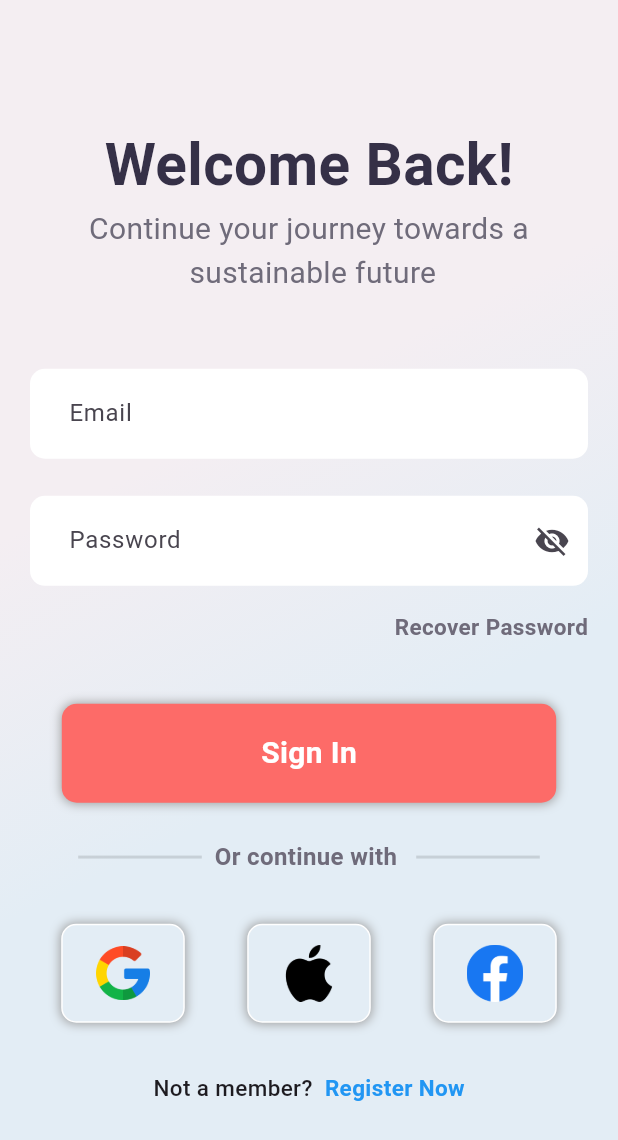
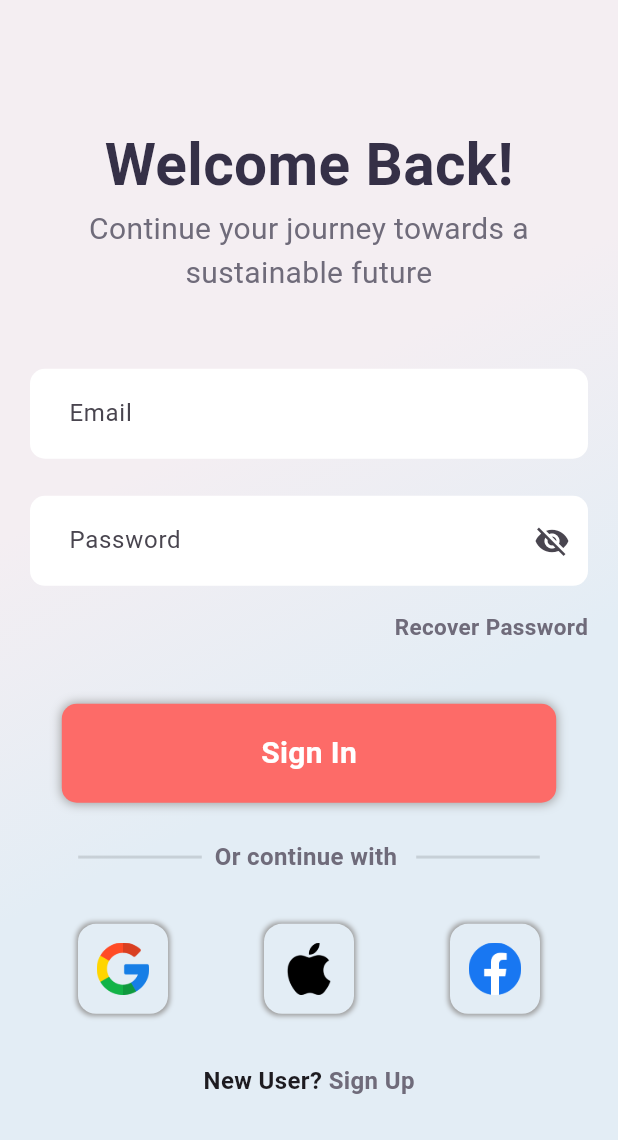
Before and after one commit to Adityasawant1/Avalon, a Flutter app: the SignInPage screen opened directly, on a phone screen of 412 x 824 dp. Shown: the top 1140 px of the screen. Run offline on Flutter 3.47's test engine with Material 3 defaults, Android fonts, the phone set to English and light mode, and no system bars; our stand-ins replace email_validator, firebase_auth, firebase_core, fluttertoast; accounts and stored records are empty.

Commit message:
Login page error message problem solvvd

```diff
--- a/lib/main.dart
+++ b/lib/main.dart
@@ -1,8 +1,6 @@
 import 'package:avalon/firebase_options.dart';
 import 'package:avalon/pages/authentification/auth_page.dart';
-import 'package:avalon/pages/loginpage/signup_page.dart';
-//import 'package:avalon/pages/authentification/auth_page.dart';
-//import 'package:avalon/pages/loginpage/verify_otp.dart';
+
 
 import 'package:flutter/material.dart';
 import 'package:firebase_core/firebase_core.dart';
@@ -25,7 +23,7 @@ class MyApp extends StatelessWidget {
       title: 'Avalon ',
       debugShowCheckedModeBanner: false,
       theme: ThemeData(),
-      home: const SignUpPage(),
+      home: const AuthPage(),
     );
   }
 }
--- a/lib/pages/loginpage/signin_page.dart
+++ b/lib/pages/loginpage/signin_page.dart
@@ -1,3 +1,4 @@
+import 'package:avalon/pages/home_page.dart';
 import 'package:avalon/pages/loginpage/forgot_pass.dart';
 import 'package:avalon/pages/loginpage/signup_page.dart';
 import 'package:avalon/theme/colors.dart';
@@ -14,13 +15,17 @@ class SignInPage extends StatefulWidget {
 }
 
 class _SignInPageState extends State<SignInPage> {
-  final _formkey = GlobalKey<FormState>();
+  final _formKey = GlobalKey<FormState>();
   final _emailController = TextEditingController();
   final _passwordController = TextEditingController();
   bool _isPasswordVisible = false;
   bool _isLoading = false;
 
   void signUserIn() async {
+    if (!_formKey.currentState!.validate()) {
+      return;
+    }
+
     setState(() {
       _isLoading = true;
     });
@@ -30,6 +35,7 @@ class _SignInPageState extends State<SignInPage> {
         email: _emailController.text,
         password: _passwordController.text,
       );
+
       Fluttertoast.showToast(
         msg: "Login successful",
         toastLength: Toast.LENGTH_SHORT,
@@ -38,74 +44,16 @@ class _SignInPageState extends State<SignInPage> {
         textColor: Colors.white,
         fontSize: 16.0,
       );
+
       // Navigate to home page after successful login
-      // Navigator.pushReplacement(context, MaterialPageRoute(builder: (context) => HomePage()));
+      Navigator.pushReplacement(
+        context,
+        MaterialPageRoute(builder: (context) => HomePage()),
+      );
     } on FirebaseAuthException catch (e) {
-      if (e.code == 'account-exists-with-different-credential') {
-        // The account already exists with a different credential
-        String email = e.email!;
-        AuthCredential pendingCredential = e.credential!;
-
-        // Fetch a list of what sign-in methods exist for the conflicting user
-        List<String> userSignInMethods =
-            // ignore: deprecated_member_use
-            await FirebaseAuth.instance.fetchSignInMethodsForEmail(email);
-
-        // If the user has several sign-in methods,
-        // the first method in the list will be the "recommended" method to use.
-        if (userSignInMethods.first == 'password') {
-          // Prompt the user to enter their password
-          String password = '...'; // Replace with user input for password
-
-          // Sign the user in to their account with the password
-          UserCredential userCredential =
-              await FirebaseAuth.instance.signInWithEmailAndPassword(
-            email: email,
-            password: password,
-          );
-
-          // Link the pending credential with the existing account
-          await userCredential.user?.linkWithCredential(pendingCredential);
-
-          // Success! Go back to your application flow
-          Fluttertoast.showToast(
-            msg: "Login successful",
-            toastLength: Toast.LENGTH_SHORT,
-            gravity: ToastGravity.BOTTOM,
-            backgroundColor: Colors.green,
-            textColor: Colors.white,
-            fontSize: 16.0,
-          );
-          // Navigator.pushReplacement(context, MaterialPageRoute(builder: (context) => HomePage()));
-        } else if (userSignInMethods.first == 'facebook.com') {
-          // Handle other OAuth providers like Facebook
-          // Create a new Facebook credential
-          String accessToken = await triggerFacebookAuthentication();
-          var facebookAuthCredential =
-              FacebookAuthProvider.credential(accessToken);
-
-          // Sign the user in with the credential
-          UserCredential userCredential = await FirebaseAuth.instance
-              .signInWithCredential(facebookAuthCredential);
-
-          // Link the pending credential with the existing account
-          await userCredential.user?.linkWithCredential(pendingCredential);
-
-          // Success! Go back to your application flow
-          Fluttertoast.showToast(
-            msg: "Login successful",
-            toastLength: Toast.LENGTH_SHORT,
-            gravity: ToastGravity.BOTTOM,
-            backgroundColor: Colors.green,
-            textColor: Colors.white,
-            fontSize: 16.0,
-          );
-          // Navigator.pushReplacement(context, MaterialPageRoute(builder: (context) => HomePage()));
-        }
-        // Handle other OAuth providers...
-      } else if (e.code == 'user-not-found') {
+      if (e.code == 'user-not-found') {
         Fluttertoast.showToast(
-          msg: "Email incorrect",
+          msg: "Email not registered. Please register your email address.",
           toastLength: Toast.LENGTH_SHORT,
           gravity: ToastGravity.BOTTOM,
           backgroundColor: Colors.red,
@@ -138,15 +86,17 @@ class _SignInPageState extends State<SignInPage> {
     }
   }
 
-  Future<String> triggerFacebookAuthentication() async {
-    // Simulate a Facebook authentication process
-    await Future.delayed(Duration(seconds: 2));
-    return 'facebook_access_token';
+  @override
+  void dispose() {
+    _emailController.dispose();
+    _passwordController.dispose();
+    super.dispose();
   }
 
   @override
   Widget build(BuildContext context) {
     Size size = MediaQuery.of(context).size;
+
     return Scaffold(
       body: Container(
         width: size.width,
@@ -178,7 +128,7 @@ class _SignInPageState extends State<SignInPage> {
                 ),
                 // Subtitle
                 Text(
-                  'Continue your journey towards a\n sustainable future',
+                  'Continue your journey towards a\nsustainable future',
                   textAlign: TextAlign.center,
                   style: TextStyle(
                     fontSize: 20,
@@ -187,7 +137,7 @@ class _SignInPageState extends State<SignInPage> {
                 ),
                 SizedBox(height: size.height * 0.06),
                 Form(
-                  key: _formkey,
+                  key: _formKey,
                   child: Column(
                     children: [
                       // Enter Email Input Field
@@ -221,8 +171,8 @@ class _SignInPageState extends State<SignInPage> {
                           return null;
                         },
                         onChanged: (value) {
-                          if (_formkey.currentState != null) {
-                            _formkey.currentState!.validate();
+                          if (_formKey.currentState != null) {
+                            _formKey.currentState!.validate();
                           }
                         },
                       ),
@@ -270,8 +220,8 @@ class _SignInPageState extends State<SignInPage> {
                           return null;
                         },
                         onChanged: (value) {
-                          if (_formkey.currentState != null) {
-                            _formkey.currentState!.validate();
+                          if (_formKey.currentState != null) {
+                            _formKey.currentState!.validate();
                           }
                         },
                       ),
@@ -301,7 +251,7 @@ class _SignInPageState extends State<SignInPage> {
                       // Sign In Button
                       GestureDetector(
                         onTap: () {
-                          if (_formkey.currentState!.validate()) {
+                          if (_formKey.currentState!.validate()) {
                             signUserIn();
                           }
                         },
@@ -366,77 +316,17 @@ class _SignInPageState extends State<SignInPage> {
                 Row(
                   mainAxisAlignment: MainAxisAlignment.spaceAround,
                   children: [
-                    Container(
-                      height: size.height * 0.08,
-                      width: size.width * 0.2,
-                      decoration: BoxDecoration(
-                        color: backgroundColor4,
-                        borderRadius: BorderRadius.circular(10),
-                        border: Border.all(
-                          color: Colors.white,
-                        ),
-                        boxShadow: const [
-                          BoxShadow(
-                            blurRadius: 5,
-                            spreadRadius: 0.5,
-                            color: Colors.grey,
-                          ),
-                        ],
-                      ),
-                      child: const Padding(
-                        padding: EdgeInsets.all(14),
-                        child: Image(
-                          image: AssetImage("assets/images/google.png"),
-                        ),
-                      ),
+                    SocialMediaButton(
+                      imagePath: "assets/images/google.png",
+                      backgroundColor: backgroundColor4,
                     ),
-                    Container(
-                      height: size.height * 0.08,
-                      width: size.width * 0.2,
-                      decoration: BoxDecoration(
-                        color: backgroundColor4,
-                        borderRadius: BorderRadius.circular(10),
-                        border: Border.all(
-                          color: Colors.white,
-                        ),
-                        boxShadow: const [
-                          BoxShadow(
-                            blurRadius: 5,
-                            spreadRadius: 0.5,
-                            color: Colors.grey,
-                          ),
-                        ],
-                      ),
-                      child: const Padding(
-                        padding: EdgeInsets.all(13),
-                        child: Image(
-                          image: AssetImage("assets/images/apple.png"),
-                        ),
-                      ),
+                    SocialMediaButton(
+                      imagePath: "assets/images/apple.png",
+                      backgroundColor: backgroundColor4,
                     ),
-                    Container(
-                      height: size.height * 0.08,
-                      width: size.width * 0.2,
-                      decoration: BoxDecoration(
-                        color: backgroundColor4,
-                        borderRadius: BorderRadius.circular(10),
-                        border: Border.all(
-                          color: Colors.white,
-                        ),
-                        boxShadow: const [
-                          BoxShadow(
-                            blurRadius: 5,
-                            spreadRadius: 0.5,
-                            color: Colors.grey,
-                          ),
-                        ],
-                      ),
-                      child: const Padding(
-                        padding: EdgeInsets.all(13),
-                        child: Image(
-                          image: AssetImage("assets/images/facebook.png"),
-                        ),
-                      ),
+                    SocialMediaButton(
+                      imagePath: "assets/images/facebook.png",
+                      backgroundColor: backgroundColor4,
                     ),
                   ],
                 ),
@@ -445,28 +335,26 @@ class _SignInPageState extends State<SignInPage> {
                   mainAxisAlignment: MainAxisAlignment.center,
                   children: [
                     const Text(
-                      "Not a member?",
+                      "New User?",
                       style: TextStyle(
-                        fontSize: 15,
-                        fontWeight: FontWeight.w500,
+                        fontSize: 16,
+                        fontWeight: FontWeight.w600,
                       ),
                     ),
-                    SizedBox(width: size.width * 0.01),
                     GestureDetector(
                       onTap: () {
                         Navigator.push(
                           context,
                           MaterialPageRoute(
-                            builder: (context) => SignUpPage(),
-                          ),
+                              builder: (context) => SignUpPage()),
                         );
                       },
-                      child: const Text(
-                        " Register Now",
+                      child: Text(
+                        " Sign Up",
                         style: TextStyle(
-                          fontSize: 15,
+                          color: textColor2,
                           fontWeight: FontWeight.bold,
-                          color: Colors.blue,
+                          fontSize: 16,
                         ),
                       ),
                     ),
@@ -480,3 +368,40 @@ class _SignInPageState extends State<SignInPage> {
     );
   }
 }
+
+class SocialMediaButton extends StatelessWidget {
+  final String imagePath;
+  final Color backgroundColor;
+
+  const SocialMediaButton({
+    Key? key,
+    required this.imagePath,
+    required this.backgroundColor,
+  }) : super(key: key);
+
+  @override
+  Widget build(BuildContext context) {
+    return Container(
+      height: 60,
+      width: 60,
+      decoration: BoxDecoration(
+        color: backgroundColor,
+        borderRadius: BorderRadius.circular(12),
+        boxShadow: const [
+          BoxShadow(
+            blurRadius: 2,
+            spreadRadius: 1,
+            color: Colors.grey,
+          ),
+        ],
+      ),
+      child: Center(
+        child: Image.asset(
+          imagePath,
+          height: 35,
+          width: 35,
+        ),
+      ),
+    );
+  }
+}
--- a/lib/pages/loginpage/signup_page.dart
+++ b/lib/pages/loginpage/signup_page.dart
@@ -1,6 +1,6 @@
 import 'package:avalon/Service/auth_service.dart';
+import 'package:avalon/pages/home_page.dart';
 import 'package:avalon/pages/loginpage/signin_page.dart';
-import 'package:avalon/pages/loginpage/verify_otp.dart';
 import 'package:avalon/theme/colors.dart';
 import 'package:email_validator/email_validator.dart';
 import 'package:flutter/material.dart';
@@ -250,8 +250,7 @@ class _SignUpPageState extends State<SignUpPage> {
                                 Navigator.push(
                                   context,
                                   MaterialPageRoute(
-                                    builder: (context) => OtpVerificationPage(
-                                      email: _emailController.text.toString(),),
+                                    builder: (context) => HomePage(),
                                   ),
                                 );
                               });
```
Also changed, not shown: lib/pages/home_page.dart (+12 -1 lines).
